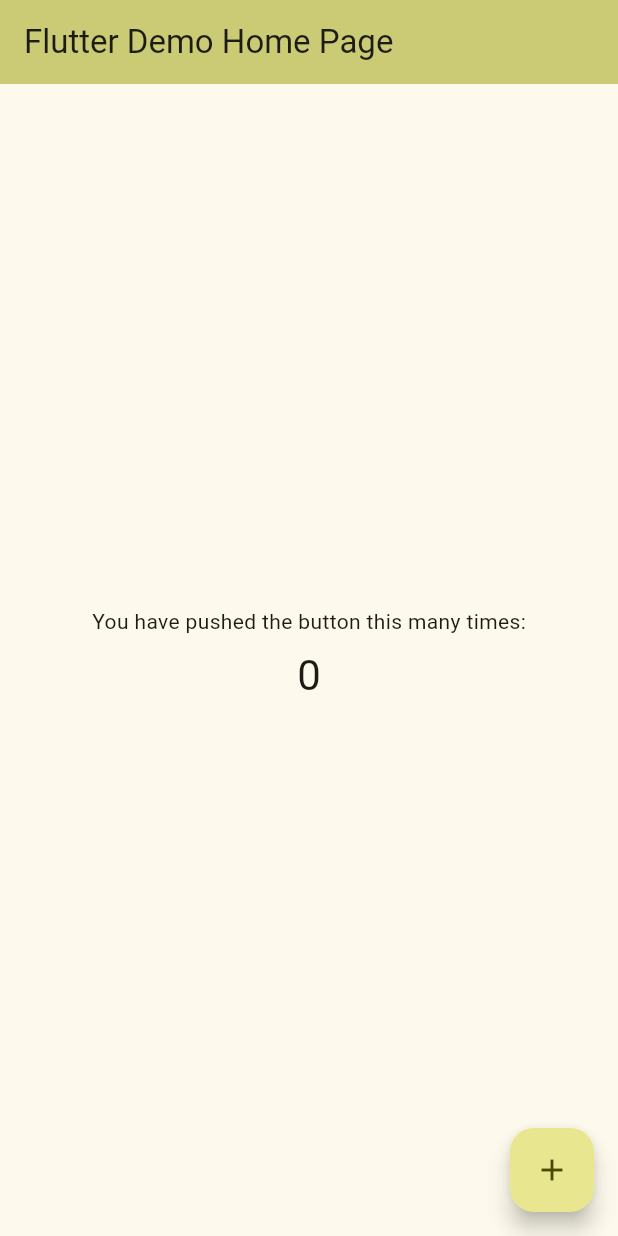
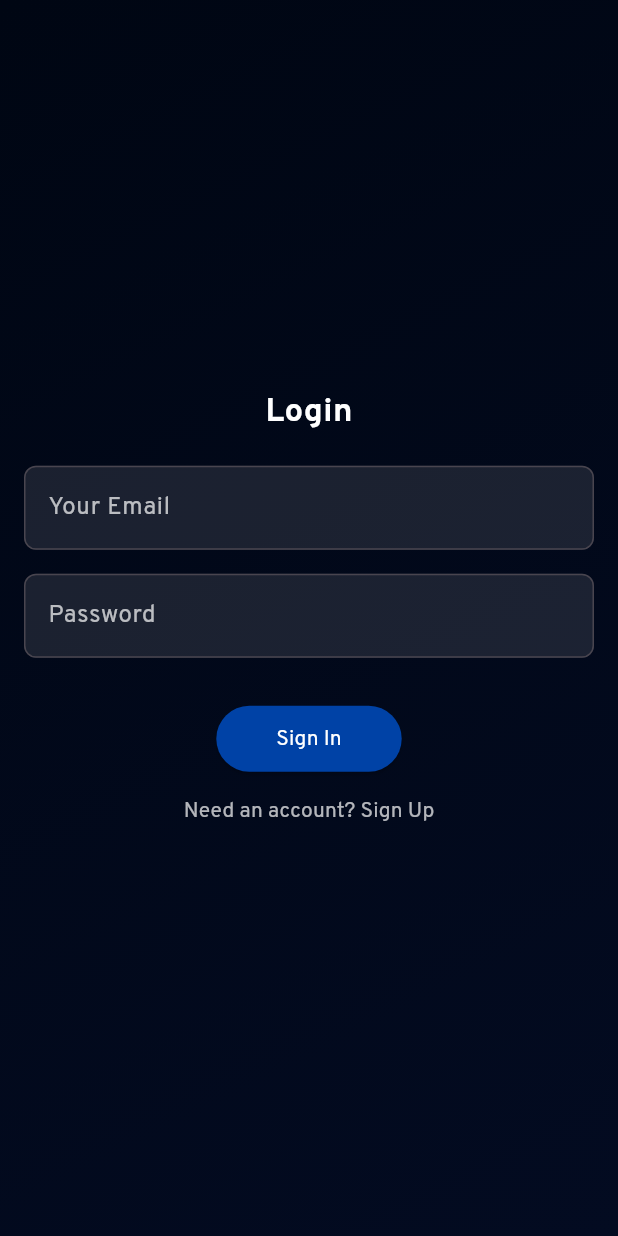
Before and after one commit to iecloudbird/hackathlone-app, a Flutter app: the screen it shows after launch, on a phone screen of 412 x 824 dp. Run offline on Flutter 3.47's test engine with Material 3 defaults, Android fonts, the phone set to English and light mode, and no system bars; our stand-ins replace flutter_dotenv, supabase_flutter; accounts and stored records are empty.

Commit message:
feat: draft login,signup,home screen

```diff
--- a/lib/main.dart
+++ b/lib/main.dart
@@ -1,122 +1,82 @@
+// Packages imports
 import 'package:flutter/material.dart';
 import 'package:flutter/semantics.dart';
+import 'package:flutter_dotenv/flutter_dotenv.dart';
 
-void main() {
+import 'package:supabase_flutter/supabase_flutter.dart';
+// Wrappers
+import 'package:hackathlone_app/providers/auth_provider.dart';
+import 'package:provider/provider.dart';
+// Screens
+import 'package:hackathlone_app/screens/login/index.dart';
+
+Future<void> main() async {
+  WidgetsFlutterBinding.ensureInitialized();
+
+  await dotenv.load(fileName: ".env");
+
+  await Supabase.initialize(
+    url: dotenv.env['SUPABASE_URL']!,
+    anonKey: dotenv.env['SUPABASE_ANON_KEY']!,
+  );
+
   runApp(const MyApp());
+  runApp(
+    ChangeNotifierProvider(create: (_) => AuthProvider(), child: const MyApp()),
+  );
   SemanticsBinding.instance.ensureSemantics(); //Automatically enable semantics
 }
 
 class MyApp extends StatelessWidget {
   const MyApp({super.key});
 
-  // This widget is the root of application.
   @override
   Widget build(BuildContext context) {
     return MaterialApp(
-      title: 'Flutter Demo',
+      title: 'Hackathlone App',
       theme: ThemeData(
-        // try changing the seedColor in the colorScheme below to Colors.green
-        // and then invoke "hot reload" (save your changes or press the "hot
-        // reload" button in a Flutter-supported IDE, or press "r" if you used
-        // the command line to start the app).
-        //
-        // Notice that the counter didn't reset back to zero; the application
-        // state is not lost during the reload. To reset the state, use hot
-        // restart instead.
-        //
-        // This works for code too, not just values: Most code changes can be
-        // tested with just a hot reload.
-        colorScheme: ColorScheme.fromSeed(seedColor: Colors.yellowAccent),
+        primaryColor: const Color(0xFF0042A6),
+        fontFamily: 'Overpass',
+        useMaterial3: true,
       ),
-      home: const MyHomePage(title: 'Flutter Demo Home Page'),
+      home: const LoginPage(),
     );
   }
+
+  // @override
+  // Widget build(BuildContext context) {
+  //   return MaterialApp(title: 'Instruments', home: HomePage());
+  // }
 }
 
-class MyHomePage extends StatefulWidget {
-  const MyHomePage({super.key, required this.title});
-
-  // This widget is the home page of your application. It is stateful, meaning
-  // that it has a State object (defined below) that contains fields that affect
-  // how it looks.
-
-  // This class is the configuration for the state. It holds the values (in this
-  // case the title) provided by the parent (in this case the App widget) and
-  // used by the build method of the State. Fields in a Widget subclass are
-  // always marked "final".
-
-  final String title;
+class HomePage extends StatefulWidget {
+  const HomePage({super.key});
 
   @override
-  State<MyHomePage> createState() => _MyHomePageState();
+  State<HomePage> createState() => _HomePageState();
 }
 
-class _MyHomePageState extends State<MyHomePage> {
-  int _counter = 0;
-
-  void _incrementCounter() {
-    setState(() {
-      // This call to setState tells the Flutter framework that something has
-      // changed in this State, which causes it to rerun the build method below
-      // so that the display can reflect the updated values. If we changed
-      // _counter without calling setState(), then the build method would not be
-      // called again, and so nothing would appear to happen.
-      _counter++;
-    });
-  }
+class _HomePageState extends State<HomePage> {
+  final _future = Supabase.instance.client.from('instruments').select();
 
   @override
   Widget build(BuildContext context) {
-    // This method is rerun every time setState is called, for instance as done
-    // by the _incrementCounter method above.
-    //
-    // The Flutter framework has been optimized to make rerunning build methods
-    // fast, so that you can just rebuild anything that needs updating rather
-    // than having to individually change instances of widgets.
     return Scaffold(
-      appBar: AppBar(
-        // TRY THIS: Try changing the color here to a specific color (to
-        // Colors.amber, perhaps?) and trigger a hot reload to see the AppBar
-        // change color while the other colors stay the same.
-        backgroundColor: Theme.of(context).colorScheme.inversePrimary,
-        // Here we take the value from the MyHomePage object that was created by
-        // the App.build method, and use it to set our appbar title.
-        title: Text(widget.title),
-      ),
-      body: Center(
-        // Center is a layout widget. It takes a single child and positions it
-        // in the middle of the parent.
-        child: Column(
-          // Column is also a layout widget. It takes a list of children and
-          // arranges them vertically. By default, it sizes itself to fit its
-          // children horizontally, and tries to be as tall as its parent.
-          //
-          // Column has various properties to control how it sizes itself and
-          // how it positions its children. Here we use mainAxisAlignment to
-          // center the children vertically; the main axis here is the vertical
-          // axis because Columns are vertical (the cross axis would be
-          // horizontal).
-          //
-          // TRY THIS: Invoke "debug painting" (choose the "Toggle Debug Paint"
-          // action in the IDE, or press "p" in the console), to see the
-          // wireframe for each widget.
-          mainAxisAlignment: MainAxisAlignment.center,
-          children: <Widget>[
-            const Text('You have pushed the button this many times:'),
-            Padding(
-              padding: const EdgeInsets.all(8.0),
-              child: Text(
-                '$_counter',
-                style: Theme.of(context).textTheme.headlineMedium,
-              ),
-            ),
-          ],
-        ),
-      ),
-      floatingActionButton: FloatingActionButton(
-        onPressed: _incrementCounter,
-        tooltip: 'Increment',
-        child: const Icon(Icons.add),
+      body: FutureBuilder(
+        future: _future,
+        builder: (context, snapshot) {
+          if (!snapshot.hasData) {
+            return const Center(child: CircularProgressIndicator());
+          }
+          final instruments = snapshot.data!;
+          return ListView.builder(
+            itemCount: instruments.length,
+            itemBuilder: ((context, index) {
+              final instrument = instruments[index];
+              return ListTile(title: Text(instrument['name']));
+            }),
+          );
+        },
       ),
     );
   }
--- /dev/null
+++ b/lib/screens/home/index.dart
@@ -0,0 +1,4 @@
+library;
+
+export 'controller.dart';
+export 'view.dart';
--- /dev/null
+++ b/lib/screens/login/controller.dart
@@ -0,0 +1,52 @@
+import 'dart:developer';
+
+import 'package:flutter/material.dart';
+import 'package:hackathlone_app/main.dart';
+import 'package:hackathlone_app/screens/signup/view.dart';
+import 'package:supabase_flutter/supabase_flutter.dart';
+
+class LoginPageController {
+  final _emailController = TextEditingController();
+  final _passwordController = TextEditingController();
+  final _formKey = GlobalKey<FormState>();
+
+  TextEditingController get emailController => _emailController;
+  TextEditingController get passwordController => _passwordController;
+  GlobalKey<FormState> get formKey => _formKey;
+
+  Future<String?> signIn(BuildContext context) async {
+    if (!_formKey.currentState!.validate()) return 'Validation failed';
+    log('Attempting to sign in with email: ${_emailController.text.trim()}');
+    log('Attempting to sign in with password: ${_passwordController.text}');
+
+    try {
+      log('Attempting to sign in with email: ${_emailController.text.trim()}');
+      log('Attempting to sign in with password: ${_passwordController.text}');
+      await Supabase.instance.client.auth.signInWithPassword(
+        email: _emailController.text.trim(),
+        password: _passwordController.text,
+      );
+      if (context.mounted) {
+        Navigator.pushReplacement(
+          context,
+          MaterialPageRoute(builder: (_) => const HomePage()),
+        );
+      }
+      return null;
+    } catch (e) {
+      return 'Sign-in failed: ${e.toString()}';
+    }
+  }
+
+  void navigateToSignUp(BuildContext context) {
+    Navigator.push(
+      context,
+      MaterialPageRoute(builder: (_) => const SignUpPage()),
+    );
+  }
+
+  void dispose() {
+    _emailController.dispose();
+    _passwordController.dispose();
+  }
+}
--- /dev/null
+++ b/lib/screens/login/index.dart
@@ -0,0 +1,4 @@
+library;
+
+export './controller.dart';
+export './view.dart';
--- /dev/null
+++ b/lib/screens/login/view.dart
@@ -0,0 +1,127 @@
+import 'package:flutter/material.dart';
+import 'package:hackathlone_app/utils/constants.dart';
+import './controller.dart';
+
+class LoginPage extends StatefulWidget {
+  const LoginPage({super.key});
+
+  @override
+  State<LoginPage> createState() => _LoginScreenState();
+}
+
+class _LoginScreenState extends State<LoginPage> {
+  final controller = LoginPageController();
+  bool _isLoading = false;
+  String? _errorMessage;
+
+  @override
+  void dispose() {
+    controller.dispose();
+    super.dispose();
+  }
+
+  @override
+  Widget build(BuildContext context) {
+    return Scaffold(
+      body: Container(
+        decoration: const BoxDecoration(
+          gradient: LinearGradient(
+            begin: Alignment.topLeft,
+            end: Alignment.bottomRight,
+            colors: [Color(0xFF000613), Color(0xFF030B21), Color(0xFF040D22)],
+            stops: [-2.66, 71.57, 101.72],
+          ),
+        ),
+        child: Center(
+          child: Padding(
+            padding: const EdgeInsets.all(16.0),
+            child: Form(
+              key: controller.formKey,
+              child: Column(
+                mainAxisAlignment: MainAxisAlignment.center,
+                children: [
+                  const Text(
+                    'Login',
+                    style: TextStyle(
+                      fontFamily: 'Overpass',
+                      fontWeight: FontWeight.w600,
+                      fontSize: 22,
+                      color: Colors.white,
+                    ),
+                  ),
+                  const SizedBox(height: 20),
+                  TextFormField(
+                    controller: controller.emailController,
+                    decoration: InputDecoration(
+                      labelText: 'Your Email',
+                      labelStyle: const TextStyle(color: Colors.white70),
+                      filled: true,
+                      fillColor: Colors.white.withOpacity(0.1),
+                      border: OutlineInputBorder(
+                        borderRadius: BorderRadius.circular(8.0),
+                      ),
+                    ),
+                    style: const TextStyle(color: Colors.white),
+                    validator: (value) =>
+                        value!.isEmpty ? 'Email is required' : null,
+                  ),
+                  const SizedBox(height: 16),
+                  TextFormField(
+                    controller: controller.passwordController,
+                    decoration: InputDecoration(
+                      labelText: 'Password',
+                      labelStyle: const TextStyle(color: Colors.white70),
+                      filled: true,
+                      fillColor: Colors.white.withOpacity(0.1),
+                      border: OutlineInputBorder(
+                        borderRadius: BorderRadius.circular(8.0),
+                      ),
+                    ),
+                    style: const TextStyle(color: Colors.white),
+                    obscureText: true,
+                    validator: (value) =>
+                        value!.isEmpty ? 'Password is required' : null,
+                  ),
+                  const SizedBox(height: 20),
+                  if (_errorMessage != null)
+                    Text(
+                      _errorMessage!,
+                      style: const TextStyle(color: Colors.red),
+                    ),
+                  const SizedBox(height: 10),
+                  ElevatedButton(
+                    onPressed: _isLoading
+                        ? null
+                        : () async {
+                            setState(() => _isLoading = true);
+                            _errorMessage = await controller.signIn(context);
+                            setState(() => _isLoading = false);
+                          },
+                    style: ElevatedButton.styleFrom(
+                      backgroundColor: AppColors.electricBlue,
+                      foregroundColor: Colors.white,
+                      padding: const EdgeInsets.symmetric(
+                        horizontal: 40,
+                        vertical: 12,
+                      ),
+                    ),
+                    child: _isLoading
+                        ? const CircularProgressIndicator(color: Colors.white)
+                        : const Text('Sign In'),
+                  ),
+                  TextButton(
+                    onPressed: () => controller.navigateToSignUp(context),
+                    child: const Text(
+                      'Need an account? Sign Up',
+                      style: TextStyle(color: Colors.white70),
+                    ),
+                  ),
+                ],
+              ),
+            ),
+          ),
+        ),
+      ),
+    );
+  }
+}
--- /dev/null
+++ b/lib/screens/signup/index.dart
@@ -0,0 +1,4 @@
+library;
+
+export 'controller.dart';
+export 'view.dart';
```
Also changed, not shown: lib/screens/home/controller.dart (added, +15 -0 lines), lib/screens/home/view.dart (added, +50 -0 lines), lib/screens/signup/controller.dart (added, +49 -0 lines), lib/screens/signup/view.dart (added, +141 -0 lines).
